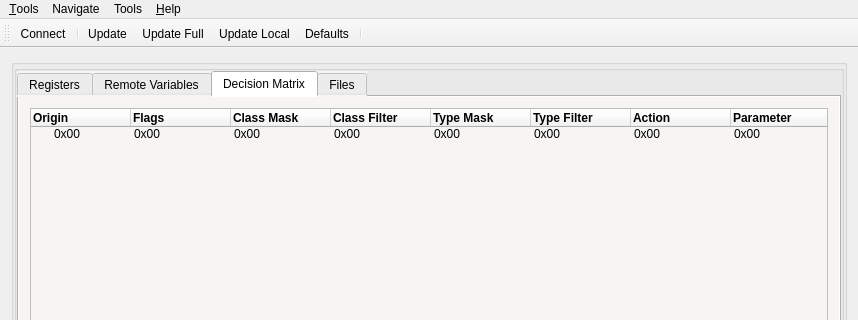
Above: src/cfrmnodeconfig.ui from grodansparadis/vscp-works-qt before the change; both pictures show x 0 to 858 and y 0 to 320 of the 858 by 832 pixel window. Below: the same form after it.
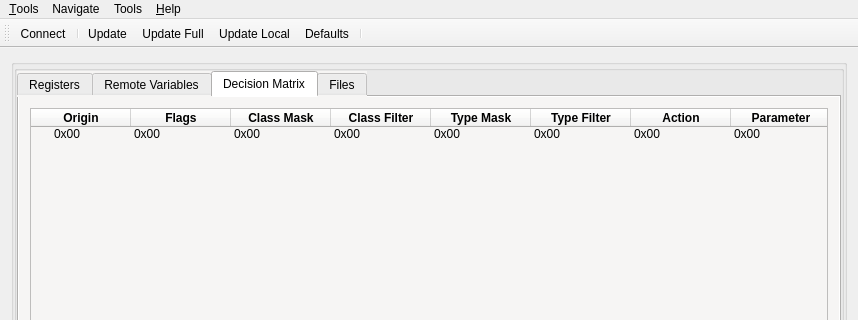
That is the form after the change. Icons and pictures are not drawn.

Commit message: Added DM info to config DM tab

Patch:
```diff
--- a/src/cfrmnodeconfig.ui
+++ b/src/cfrmnodeconfig.ui
@@ -352,6 +352,9 @@
                    <bold>true</bold>
                   </font>
                  </property>
+                 <property name="textAlignment">
+                  <set>AlignCenter</set>
+                 </property>
                 </column>
                 <column>
                  <property name="text">
@@ -363,6 +366,9 @@
                    <bold>true</bold>
                   </font>
                  </property>
+                 <property name="textAlignment">
+                  <set>AlignCenter</set>
+                 </property>
                 </column>
                 <column>
                  <property name="text">
@@ -374,6 +380,9 @@
                    <bold>true</bold>
                   </font>
                  </property>
+                 <property name="textAlignment">
+                  <set>AlignCenter</set>
+                 </property>
                 </column>
                 <column>
                  <property name="text">
@@ -385,6 +394,9 @@
                    <bold>true</bold>
                   </font>
                  </property>
+                 <property name="textAlignment">
+                  <set>AlignCenter</set>
+                 </property>
                 </column>
                 <column>
                  <property name="text">
@@ -396,6 +408,9 @@
                    <bold>true</bold>
                   </font>
                  </property>
+                 <property name="textAlignment">
+                  <set>AlignCenter</set>
+                 </property>
                 </column>
                 <column>
                  <property name="text">
@@ -407,6 +422,9 @@
                    <bold>true</bold>
                   </font>
                  </property>
+                 <property name="textAlignment">
+                  <set>AlignCenter</set>
+                 </property>
                 </column>
                 <column>
                  <property name="text">
@@ -418,6 +436,9 @@
                    <bold>true</bold>
                   </font>
                  </property>
+                 <property name="textAlignment">
+                  <set>AlignCenter</set>
+                 </property>
                 </column>
                 <column>
                  <property name="text">
@@ -429,6 +450,9 @@
                    <bold>true</bold>
                   </font>
                  </property>
+                 <property name="textAlignment">
+                  <set>AlignCenter</set>
+                 </property>
                 </column>
                 <item>
                  <property name="text">
```
Left out of the diff: 20 changed lines with no effect on the pictures. The commit also changes 3 other files.
